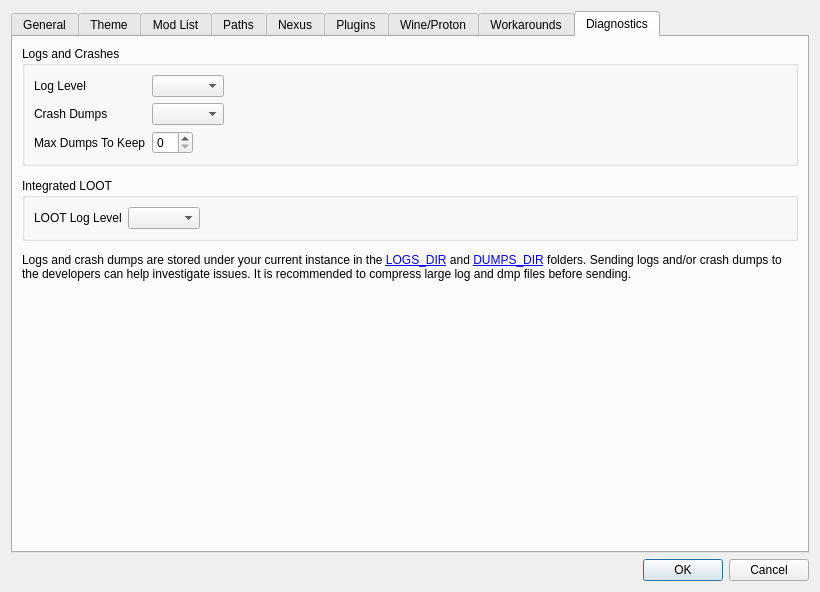
Qt form src/src/settingsdialog.ui (saghm/Fluorine-Manager) before a commit.
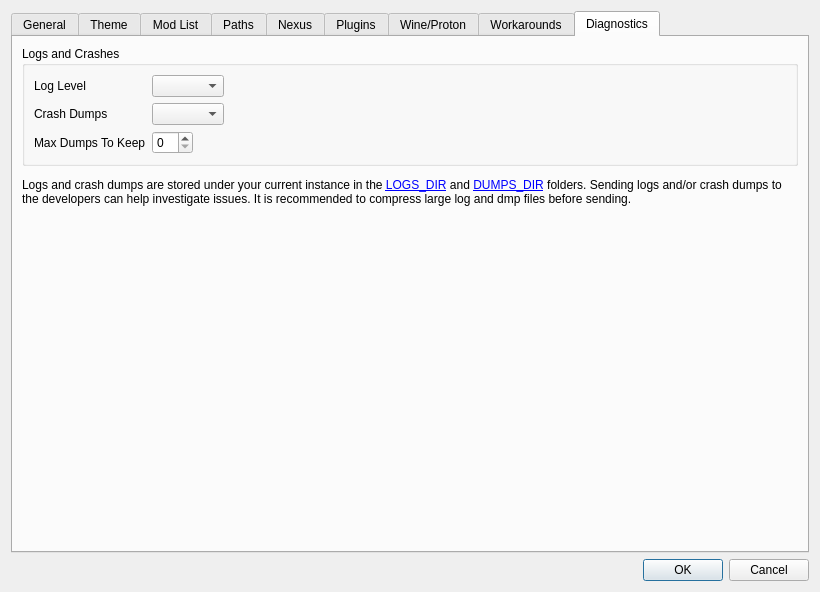
The same form after that commit. The open tabs and pages were chosen to show the change. Icons and pictures are not drawn. Custom widgets are drawn as their Qt base class.

Commit message: Remove LOOT integration entirely

Diff of the .ui file:
```diff
--- a/src/src/settingsdialog.ui
+++ b/src/src/settingsdialog.ui
@@ -2440,28 +2440,6 @@
          </layout>
         </widget>
        </item>
-       <item>
-        <widget class="QGroupBox" name="groupBox_7">
-         <property name="title">
-          <string>Integrated LOOT</string>
-         </property>
-         <layout class="QFormLayout" name="formLayout_2">
-          <property name="fieldGrowthPolicy">
-           <enum>QFormLayout::FieldsStayAtSizeHint</enum>
-          </property>
-          <item row="0" column="0">
-           <widget class="QLabel" name="label_32">
-            <property name="text">
-             <string>LOOT Log Level</string>
-            </property>
-           </widget>
-          </item>
-          <item row="0" column="1">
-           <widget class="QComboBox" name="lootLogLevel"/>
-          </item>
-         </layout>
-        </widget>
-       </item>
        <item>
         <widget class="LinkLabel" name="diagnosticsExplainedLabel">
          <property name="toolTip">
```
The commit also changes 47 other files.
